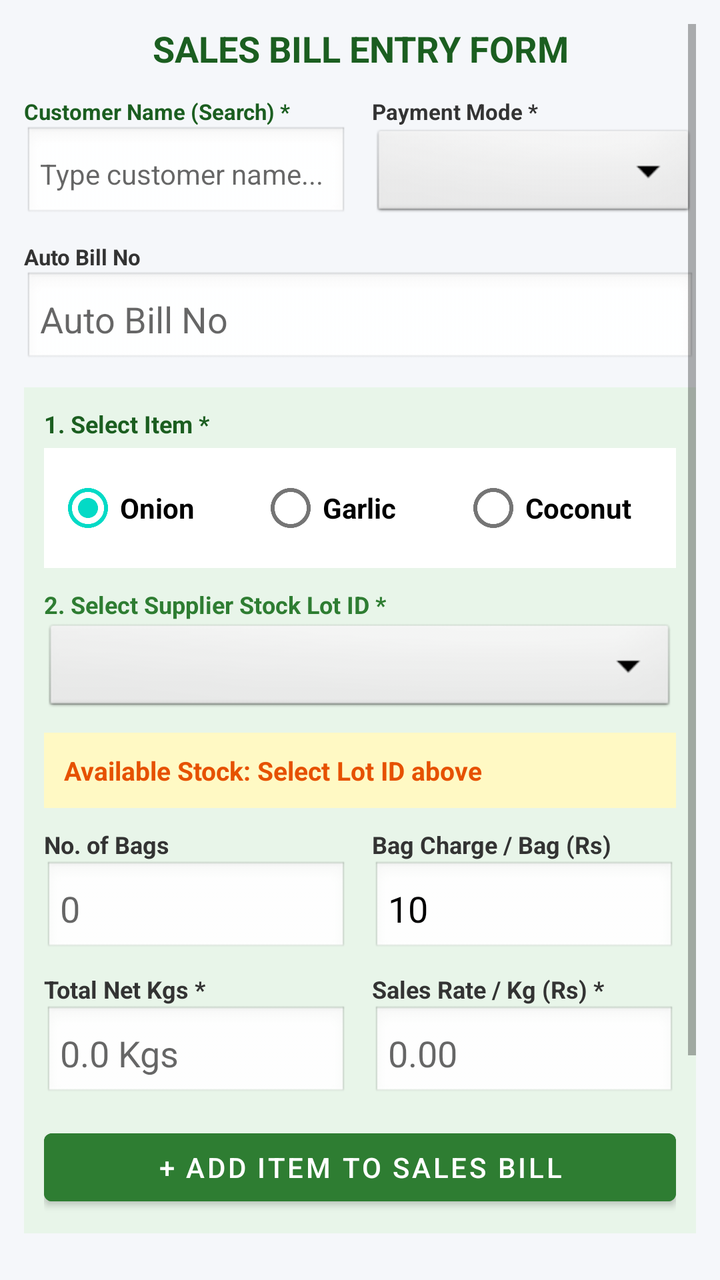
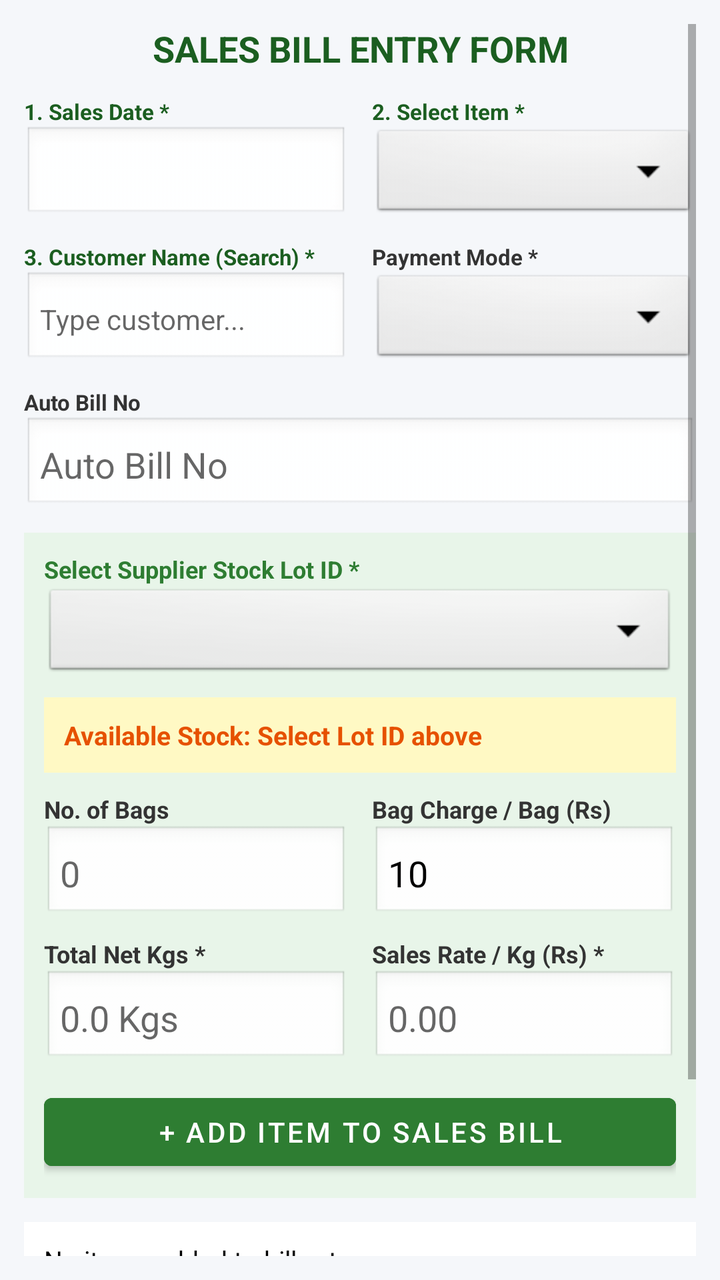

Compare the two renders of this Android layout. The source of the first and the diff that turns it into the second are given below.
<!-- AndroidManifest.xml: application theme Theme.MaterialComponents.DayNight.DarkActionBar -->
<!-- res/layout/activity_sales.xml -->
<?xml version="1.0" encoding="utf-8"?>
<ScrollView xmlns:android="http://schemas.android.com/apk/res/android"
    android:layout_width="match_parent"
    android:layout_height="match_parent"
    android:background="#F5F7FA"
    android:padding="12dp">

    <LinearLayout
        android:layout_width="match_parent"
        android:layout_height="wrap_content"
        android:orientation="vertical">

        <TextView
            android:layout_width="match_parent"
            android:layout_height="wrap_content"
            android:text="SALES BILL ENTRY FORM"
            android:textSize="18sp"
            android:textStyle="bold"
            android:textColor="#1B5E20"
            android:gravity="center"
            android:layout_marginBottom="12dp" />

        
        <LinearLayout
            android:layout_width="match_parent"
            android:layout_height="wrap_content"
            android:orientation="horizontal"
            android:weightSum="2"
            android:layout_marginBottom="10dp">

            <LinearLayout android:layout_width="0dp" android:layout_height="wrap_content" android:layout_weight="1" android:orientation="vertical" android:layout_marginEnd="6dp">
                <TextView android:layout_width="wrap_content" android:layout_height="wrap_content" android:text="Customer Name (Search) *" android:textSize="11sp" android:textStyle="bold" android:textColor="#1B5E20" />
                <AutoCompleteTextView
                    android:id="@+id/actvCustomer"
                    android:layout_width="match_parent"
                    android:layout_height="48dp"
                    android:hint="Type customer name..."
                    android:completionThreshold="1"
                    android:background="@android:drawable/edit_text"
                    android:padding="8dp"
                    android:textColor="#000000"
                    android:textSize="14sp" />
            </LinearLayout>

            <LinearLayout android:layout_width="0dp" android:layout_height="wrap_content" android:layout_weight="1" android:orientation="vertical" android:layout_marginStart="6dp">
                <TextView android:layout_width="wrap_content" android:layout_height="wrap_content" android:text="Payment Mode *" android:textSize="11sp" android:textStyle="bold" android:textColor="#333333" />
                <Spinner
                    android:id="@+id/spSalesPayMode"
                    android:layout_width="match_parent"
                    android:layout_height="48dp"
                    android:spinnerMode="dialog"
                    android:background="@android:drawable/btn_dropdown" />
            </LinearLayout>
        </LinearLayout>

        
        <TextView android:layout_width="wrap_content" android:layout_height="wrap_content" android:text="Auto Bill No" android:textSize="11sp" android:textStyle="bold" android:textColor="#333333" />
        <EditText android:id="@+id/etSalesBillNo" android:layout_width="match_parent" android:layout_height="48dp" android:hint="Auto Bill No" android:textColor="#000000" android:background="@android:drawable/edit_text" android:padding="8dp" android:layout_marginBottom="10dp" />

        
        <LinearLayout
            android:layout_width="match_parent"
            android:layout_height="wrap_content"
            android:orientation="vertical"
            android:background="#E8F5E9"
            android:padding="10dp"
            android:layout_marginBottom="12dp">

            <TextView android:layout_width="wrap_content" android:layout_height="wrap_content" android:text="1. Select Item *" android:textSize="12sp" android:textStyle="bold" android:textColor="#1B5E20" android:layout_marginBottom="4dp" />

            <RadioGroup
                android:id="@+id/rgSalesItem"
                android:layout_width="match_parent"
                android:layout_height="wrap_content"
                android:orientation="horizontal"
                android:background="#FFFFFF"
                android:padding="6dp"
                android:layout_marginBottom="10dp">

                <RadioButton
                    android:id="@+id/rbSalesOnion"
                    android:layout_width="0dp"
                    android:layout_height="wrap_content"
                    android:layout_weight="1"
                    android:text="Onion"
                    android:textColor="#000000"
                    android:textStyle="bold"
                    android:checked="true" />

                <RadioButton
                    android:id="@+id/rbSalesGarlic"
                    android:layout_width="0dp"
                    android:layout_height="wrap_content"
                    android:layout_weight="1"
                    android:text="Garlic"
                    android:textColor="#000000"
                    android:textStyle="bold" />

                <RadioButton
                    android:id="@+id/rbSalesCoconut"
                    android:layout_width="0dp"
                    android:layout_height="wrap_content"
                    android:layout_weight="1"
                    android:text="Coconut"
                    android:textColor="#000000"
                    android:textStyle="bold" />
            </RadioGroup>

            <TextView android:layout_width="wrap_content" android:layout_height="wrap_content" android:text="2. Select Supplier Stock Lot ID *" android:textSize="12sp" android:textStyle="bold" android:textColor="#2E7D32" />
            <Spinner
                android:id="@+id/spSupplierBatch"
                android:layout_width="match_parent"
                android:layout_height="48dp"
                android:spinnerMode="dialog"
                android:background="@android:drawable/btn_dropdown"
                android:layout_marginBottom="8dp" />

            <TextView
                android:id="@+id/tvLiveStockBanner"
                android:layout_width="match_parent"
                android:layout_height="wrap_content"
                android:text="Available Stock: Select Lot ID above"
                android:background="#FFF9C4"
                android:textColor="#E65100"
                android:textStyle="bold"
                android:textSize="13sp"
                android:padding="10dp"
                android:layout_marginBottom="10dp" />

            
            <LinearLayout
                android:id="@+id/layoutSalesOnion"
                android:layout_width="match_parent"
                android:layout_height="wrap_content"
                android:orientation="horizontal"
                android:weightSum="2"
                android:layout_marginBottom="8dp">

                <LinearLayout android:layout_width="0dp" android:layout_height="wrap_content" android:layout_weight="1" android:orientation="vertical" android:layout_marginEnd="6dp">
                    <TextView android:layout_width="wrap_content" android:layout_height="wrap_content" android:text="No. of Bags" android:textSize="12sp" android:textStyle="bold" android:textColor="#333333" />
                    <EditText android:id="@+id/etSalesBags" android:layout_width="match_parent" android:layout_height="48dp" android:hint="0" android:textColor="#000000" android:inputType="number" android:background="@android:drawable/edit_text" android:padding="8dp" />
                </LinearLayout>

                <LinearLayout android:layout_width="0dp" android:layout_height="wrap_content" android:layout_weight="1" android:orientation="vertical" android:layout_marginStart="6dp">
                    <TextView android:layout_width="wrap_content" android:layout_height="wrap_content" android:text="Bag Charge / Bag (Rs)" android:textSize="12sp" android:textStyle="bold" android:textColor="#333333" />
                    <EditText android:id="@+id/etSalesBagRate" android:layout_width="match_parent" android:layout_height="48dp" android:text="10" android:textColor="#000000" android:inputType="numberDecimal" android:background="@android:drawable/edit_text" android:padding="8dp" />
                </LinearLayout>
            </LinearLayout>

            
            <LinearLayout
                android:layout_width="match_parent"
                android:layout_height="wrap_content"
                android:orientation="horizontal"
                android:weightSum="2"
                android:layout_marginBottom="10dp">

                <LinearLayout android:layout_width="0dp" android:layout_height="wrap_content" android:layout_weight="1" android:orientation="vertical" android:layout_marginEnd="6dp">
                    <TextView android:layout_width="wrap_content" android:layout_height="wrap_content" android:text="Total Net Kgs *" android:textSize="12sp" android:textStyle="bold" android:textColor="#333333" />
                    <EditText android:id="@+id/etSalesNetKgs" android:layout_width="match_parent" android:layout_height="48dp" android:hint="0.0 Kgs" android:textColor="#000000" android:inputType="numberDecimal" android:background="@android:drawable/edit_text" android:padding="8dp" />
                </LinearLayout>

                <LinearLayout android:layout_width="0dp" android:layout_height="wrap_content" android:layout_weight="1" android:orientation="vertical" android:layout_marginStart="6dp">
                    <TextView android:layout_width="wrap_content" android:layout_height="wrap_content" android:text="Sales Rate / Kg (Rs) *" android:textSize="12sp" android:textStyle="bold" android:textColor="#333333" />
                    <EditText android:id="@+id/etSalesRatePerKg" android:layout_width="match_parent" android:layout_height="48dp" android:hint="0.00" android:textColor="#000000" android:inputType="numberDecimal" android:background="@android:drawable/edit_text" android:padding="8dp" />
                </LinearLayout>
            </LinearLayout>

            <Button android:id="@+id/btnAddSalesItem" android:layout_width="match_parent" android:layout_height="46dp" android:text="+ ADD ITEM TO SALES BILL" android:backgroundTint="#2E7D32" android:textColor="#FFFFFF" />
        </LinearLayout>

        <TextView android:id="@+id/tvSalesCartList" android:layout_width="match_parent" android:layout_height="wrap_content" android:text="No items added to bill yet." android:background="#FFFFFF" android:textColor="#000000" android:padding="10dp" android:textSize="13sp" android:layout_marginBottom="10dp" />
        <TextView android:id="@+id/tvSalesGrandTotal" android:layout_width="match_parent" android:layout_height="wrap_content" android:text="Grand Total: Rs. 0.00" android:textSize="18sp" android:textStyle="bold" android:textColor="#1B5E20" android:layout_marginBottom="12dp" />
        <Button android:id="@+id/btnSaveSalesBill" android:layout_width="match_parent" android:layout_height="52dp" android:text="SUBMIT SALES BILL &amp; UPDATE STOCK" android:backgroundTint="#1B5E20" android:textColor="#FFFFFF" />

    </LinearLayout>
</ScrollView>
<!-- resources referenced by this layout -->
<resources>

</resources>

<!-- the commit's change to res/layout/activity_sales.xml (unified diff, before → after) -->
@@ -29,12 +29,46 @@
             android:layout_marginBottom="10dp">
 
             <LinearLayout android:layout_width="0dp" android:layout_height="wrap_content" android:layout_weight="1" android:orientation="vertical" android:layout_marginEnd="6dp">
-                <TextView android:layout_width="wrap_content" android:layout_height="wrap_content" android:text="Customer Name (Search) *" android:textSize="11sp" android:textStyle="bold" android:textColor="#1B5E20" />
+                <TextView android:layout_width="wrap_content" android:layout_height="wrap_content" android:text="1. Sales Date *" android:textSize="11sp" android:textStyle="bold" android:textColor="#1B5E20" />
+                <EditText
+                    android:id="@+id/etSalesDate"
+                    android:layout_width="match_parent"
+                    android:layout_height="48dp"
+                    android:focusable="false"
+                    android:clickable="true"
+                    android:textColor="#000000"
+                    android:textStyle="bold"
+                    android:background="@android:drawable/edit_text"
+                    android:padding="8dp"
+                    android:textSize="14sp" />
+            </LinearLayout>
+
+            <LinearLayout android:layout_width="0dp" android:layout_height="wrap_content" android:layout_weight="1" android:orientation="vertical" android:layout_marginStart="6dp">
+                <TextView android:layout_width="wrap_content" android:layout_height="wrap_content" android:text="2. Select Item *" android:textSize="11sp" android:textStyle="bold" android:textColor="#1B5E20" />
+                <Spinner
+                    android:id="@+id/spSalesItem"
+                    android:layout_width="match_parent"
+                    android:layout_height="48dp"
+                    android:spinnerMode="dialog"
+                    android:background="@android:drawable/btn_dropdown" />
+            </LinearLayout>
+        </LinearLayout>
+
+        
+        <LinearLayout
+            android:layout_width="match_parent"
+            android:layout_height="wrap_content"
+            android:orientation="horizontal"
+            android:weightSum="2"
+            android:layout_marginBottom="10dp">
+
+            <LinearLayout android:layout_width="0dp" android:layout_height="wrap_content" android:layout_weight="1" android:orientation="vertical" android:layout_marginEnd="6dp">
+                <TextView android:layout_width="wrap_content" android:layout_height="wrap_content" android:text="3. Customer Name (Search) *" android:textSize="11sp" android:textStyle="bold" android:textColor="#1B5E20" />
                 <AutoCompleteTextView
                     android:id="@+id/actvCustomer"
                     android:layout_width="match_parent"
                     android:layout_height="48dp"
-                    android:hint="Type customer name..."
+                    android:hint="Type customer..."
                     android:completionThreshold="1"
                     android:background="@android:drawable/edit_text"
                     android:padding="8dp"
@@ -66,47 +100,7 @@
             android:padding="10dp"
             android:layout_marginBottom="12dp">
 
-            <TextView android:layout_width="wrap_content" android:layout_height="wrap_content" android:text="1. Select Item *" android:textSize="12sp" android:textStyle="bold" android:textColor="#1B5E20" android:layout_marginBottom="4dp" />
-
-            <RadioGroup
-                android:id="@+id/rgSalesItem"
-                android:layout_width="match_parent"
-                android:layout_height="wrap_content"
-                android:orientation="horizontal"
-                android:background="#FFFFFF"
-                android:padding="6dp"
-                android:layout_marginBottom="10dp">
-
-                <RadioButton
-                    android:id="@+id/rbSalesOnion"
-                    android:layout_width="0dp"
-                    android:layout_height="wrap_content"
-                    android:layout_weight="1"
-                    android:text="Onion"
-                    android:textColor="#000000"
-                    android:textStyle="bold"
-                    android:checked="true" />
-
-                <RadioButton
-                    android:id="@+id/rbSalesGarlic"
-                    android:layout_width="0dp"
-                    android:layout_height="wrap_content"
-                    android:layout_weight="1"
-                    android:text="Garlic"
-                    android:textColor="#000000"
-                    android:textStyle="bold" />
-
-                <RadioButton
-                    android:id="@+id/rbSalesCoconut"
-                    android:layout_width="0dp"
-                    android:layout_height="wrap_content"
-                    android:layout_weight="1"
-                    android:text="Coconut"
-                    android:textColor="#000000"
-                    android:textStyle="bold" />
-            </RadioGroup>
-
-            <TextView android:layout_width="wrap_content" android:layout_height="wrap_content" android:text="2. Select Supplier Stock Lot ID *" android:textSize="12sp" android:textStyle="bold" android:textColor="#2E7D32" />
+            <TextView android:layout_width="wrap_content" android:layout_height="wrap_content" android:text="Select Supplier Stock Lot ID *" android:textSize="12sp" android:textStyle="bold" android:textColor="#2E7D32" />
             <Spinner
                 android:id="@+id/spSupplierBatch"
                 android:layout_width="match_parent"
